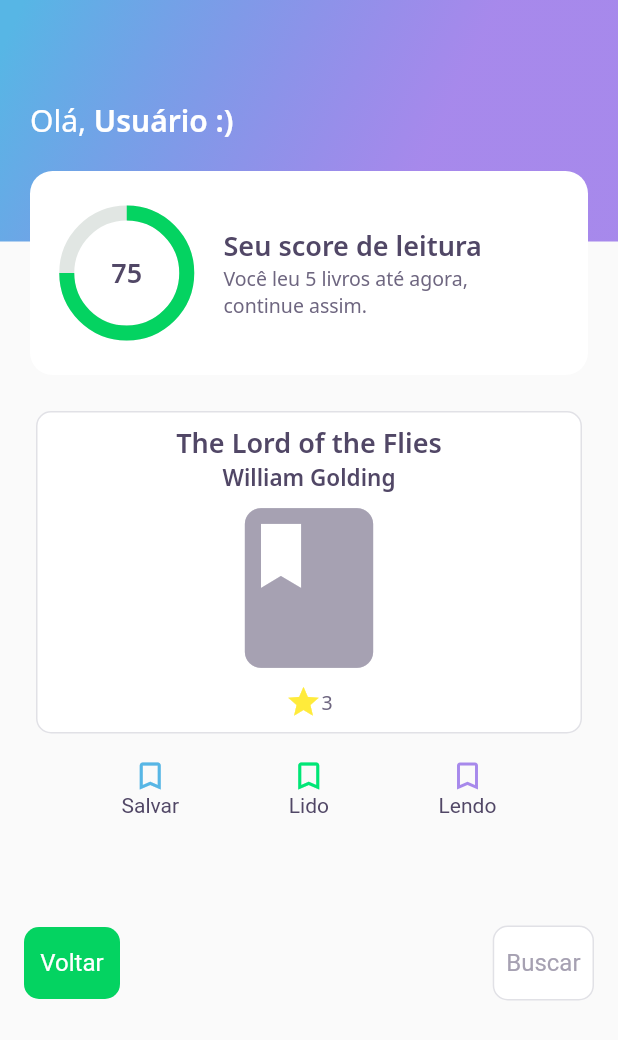
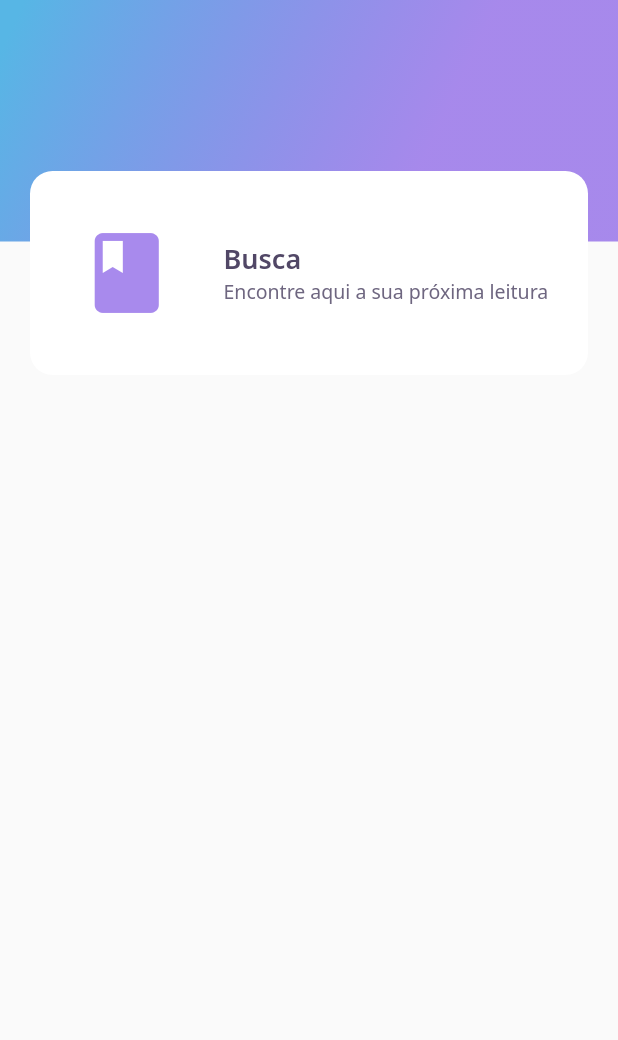
Before and after one commit to 11emilia11/bookshelvesapp, a Flutter app: the BookDetailPage screen opened directly, after a tap on "Buscar", on a phone screen of 412 x 824 dp. Shown: the top 1040 px of the screen. Run offline on Flutter 3.47's test engine with Material 2 defaults, Android fonts, the phone set to English and light mode, and no system bars; our stand-ins replace google_fonts.

Commit message:
book detail navigation

```diff
--- a/lib/book/book_detail_page.dart
+++ b/lib/book/book_detail_page.dart
@@ -1,4 +1,6 @@
+import 'package:bookshelvesapp/feed/feed_page.dart';
 import 'package:bookshelvesapp/feed/widgets/appbar/app_bar_widget.dart';
+import 'package:bookshelvesapp/search/search_page.dart';
 import 'package:flutter/material.dart';
 import 'package:bookshelvesapp/core/app_colors.dart';
 import 'package:bookshelvesapp/core/app_text_styles.dart';
@@ -86,7 +88,11 @@ class _BookDetailPageState extends State<BookDetailPage> {
                     child: TextButton(
                       style: TextButton.styleFrom(
                         textStyle: const TextStyle(fontSize: 16)),
-                      onPressed: () {},
+                      onPressed: () {
+                        Navigator.push(
+                          context,
+                          MaterialPageRoute(builder: (context) => FeedPage()));
+                      },
                       child: const Text('Voltar', style: TextStyle(color: Colors.white)),),
                   ),
 
@@ -99,7 +105,11 @@ class _BookDetailPageState extends State<BookDetailPage> {
                     child: TextButton(
                       style: TextButton.styleFrom(
                         textStyle: const TextStyle(fontSize: 16)),
-                      onPressed: () {},
+                      onPressed: () {
+                        Navigator.push(
+                          context,
+                          MaterialPageRoute(builder: (context) => SearchPage()));
+                      },
                       child: const Text('Buscar', style: TextStyle(color:  Color(0xFFA6A1B2))),),
                   ),
 
--- a/lib/feed/feed_page.dart
+++ b/lib/feed/feed_page.dart
@@ -1,4 +1,4 @@
-import 'package:bookshelvesapp/feed/level_button/level_button_widget.dart';
+import 'package:bookshelvesapp/feed/widgets/level_button/level_button_widget.dart';
 import 'package:bookshelvesapp/feed/widgets/appbar/app_bar_widget.dart';
 import 'package:bookshelvesapp/feed/widgets/book_card/book_card_widget.dart';
 import 'package:bookshelvesapp/home/home_page.dart';
--- a/lib/feed/widgets/book_card/book_card_widget.dart
+++ b/lib/feed/widgets/book_card/book_card_widget.dart
@@ -1,3 +1,4 @@
+import 'package:bookshelvesapp/book/book_detail_page.dart';
 import 'package:bookshelvesapp/core/app_colors.dart';
 import 'package:bookshelvesapp/core/app_text_styles.dart';
 import 'package:flutter/material.dart';
@@ -16,11 +17,23 @@ class BookCardWidget extends StatelessWidget {
       child: Column(
         crossAxisAlignment: CrossAxisAlignment.start,
         children: [
-         Container(
-           height: 40,
-           width: 40,
-           child: Icon(Icons.book_rounded,
-            color: Colors.teal[600]),
+          GestureDetector(
+            onTap: () {
+              Navigator.push(
+                context,
+                MaterialPageRoute(builder: (context) => BookDetailPage()));
+            },
+            child: Column(
+              children: [
+                 Center(
+           child: Container(
+             height: 40,
+             width: 40,
+             child: Icon(
+               Icons.book_rounded,
+               color: Colors.blue[00],
+               size: 32),
+           ),
          ),
 
          SizedBox(
@@ -44,6 +57,10 @@ class BookCardWidget extends StatelessWidget {
             height: 20,
           ),
 
+              ],),
+          ),
+
+
         ],
       ),
 
--- /dev/null
+++ b/lib/search/search_page.dart
@@ -0,0 +1,27 @@
+import 'package:bookshelvesapp/register/register_page.dart';
+import 'package:bookshelvesapp/search/widgets/search_bar.dart';
+import 'package:flutter/material.dart';
+
+class SearchPage extends StatefulWidget {
+  const SearchPage({ Key key }) : super(key: key);
+
+  @override
+  _SearchPageState createState() => _SearchPageState();
+}
+
+class _SearchPageState extends State<SearchPage> {
+  @override
+  Widget build(BuildContext context) {
+    return Scaffold(
+      appBar: SearchBar(),
+      body: Padding(
+        padding: EdgeInsets.all(8.0),
+
+        child: Row(
+          children: [
+
+          ],)),
+
+    );
+  }
+}
--- /dev/null
+++ b/lib/search/widgets/search_bar.dart
@@ -0,0 +1,27 @@
+import 'package:bookshelvesapp/core/app_gradients.dart';
+import 'package:bookshelvesapp/search/widgets/search_card_widget.dart';
+import 'package:flutter/cupertino.dart';
+
+class SearchBar extends PreferredSize {
+   SearchBar() : super(
+    preferredSize: Size.fromHeight(250),
+    child: Container(
+      height: 250,
+      child: Stack(
+        children: [
+          Container(
+            height: 161,
+           padding: const EdgeInsets.symmetric(horizontal: 20),
+            width: double.maxFinite,
+            decoration: BoxDecoration(gradient: AppGradients.linear),
+
+          ),
+            Align(
+              alignment: Alignment(0.0, 1.0),
+              child: SearchCardWidget()
+              )
+        ],
+      )
+    ),
+  );
+}
--- /dev/null
+++ b/lib/search/widgets/search_card_widget.dart
@@ -0,0 +1,48 @@
+import 'package:bookshelvesapp/core/app_colors.dart';
+import 'package:bookshelvesapp/core/app_text_styles.dart';
+import 'package:flutter/material.dart';
+
+class SearchCardWidget extends StatelessWidget {
+  const SearchCardWidget({ Key key }) : super(key: key);
+
+  @override
+  Widget build(BuildContext context) {
+    return Padding(
+      padding: const EdgeInsets.only(left:20, right:20),
+      child: Container(
+        height: 136,
+        decoration: BoxDecoration(
+          color: AppColors.white,
+          borderRadius: BorderRadius.circular(15)),
+        child: Padding(
+          padding: const EdgeInsets.symmetric(horizontal: 24),
+          child: Row(
+            crossAxisAlignment: CrossAxisAlignment.center,
+            children: [
+               Expanded(
+                  flex: 1,
+                  child: Icon(Icons.book, color: Color.fromRGBO(130, 87, 229, 0.695), size: 64,)
+              ),
+              Expanded(
+                  flex: 3,
+                  child: Padding(
+                    padding: const EdgeInsets.only(left: 24),
+                    child: Column(
+                      mainAxisAlignment: MainAxisAlignment.center,
+                      crossAxisAlignment: CrossAxisAlignment.start,
+                      children:  [
+                        Text(
+                          "Busca",
+                          style: AppTextStyles.heading),
+                        Text(
+                          "Encontre aqui a sua próxima leitura",
+                          style: AppTextStyles.body)
+                        ],
+                ),
+                  ),
+              )
+          ]),
+        )),
+    );
+  }
+}
```
Also changed, not shown: lib/feed/widgets/level_button/level_button_widget.dart (renamed from lib/feed/level_button/level_button_widget.dart).
